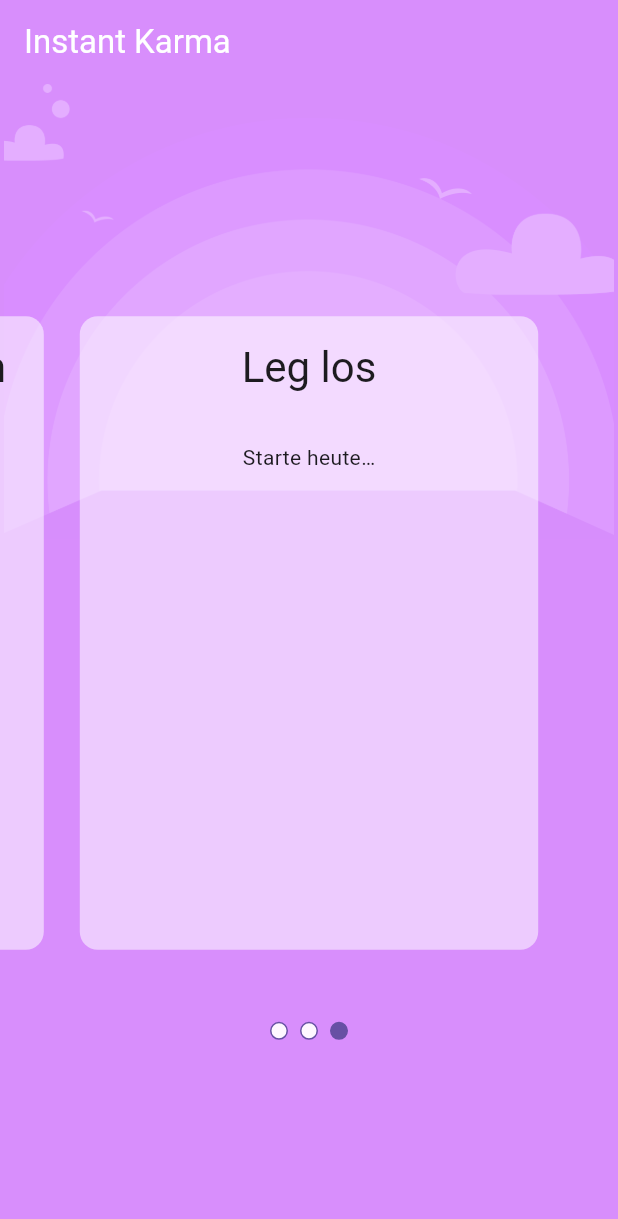
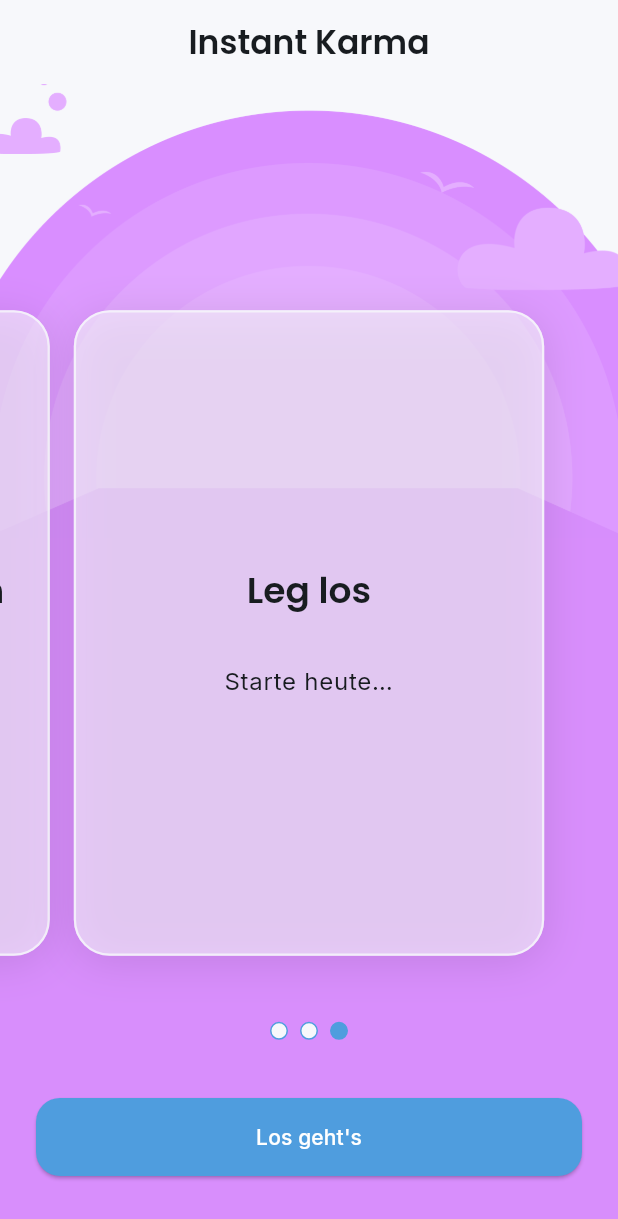
Before and after one commit to mariodrengner/instakarm, a Flutter app: the OnboardingScreen screen opened by its route, swiped to page 3, on a phone screen of 412 x 824 dp. Shown: the top 1219 px of the screen. Run offline on Flutter 3.47's test engine with Material 3 defaults, Android fonts, the light colour scheme and no system bars; our stand-ins replace go_router, google_fonts.

Commit message:
feat(core): setup project structure, theme and navigation
- Establishes the foundational project structure based on the architectural plan (Clean Architecture, Feature-First).
- Implements a centralized AppTheme using Material 3, google_fonts, and custom styles for a consistent UI.
- Sets up declarative routing with go_router, defining initial routes for the start and onboarding screens.
- Refactors existing start and onboarding screens to use the new theme and navigation system.
- Adds a placeholder home screen and a basic widget test to ensure the app is runnable and stable.
- Cleans up planning documentation and removes redundant files.

```diff
--- a/lib/app/app.dart
+++ /dev/null
@@ -1,30 +0,0 @@
-import 'package:flutter/material.dart';
-import 'package:go_router/go_router.dart';
-import 'package:instakarm/features/start/presentation/start_screen.dart';
-import 'package:instakarm/features/onboarding/presentation/onboarding_screen.dart';
-
-class MyApp extends StatelessWidget {
-  MyApp({super.key});
-
-  final _router = GoRouter(
-    initialLocation: '/',
-    routes: [
-      GoRoute(
-        path: '/',
-        builder: (_, _) => const StartScreen(),
-      ),
-      GoRoute(
-        path: '/onboarding',
-        builder: (_, _) => const OnboardingScreen(),
-      ),
-    ],
-  );
-
-  @override
-  Widget build(BuildContext context) {
-    return MaterialApp.router(
-      debugShowCheckedModeBanner: false,
-      routerConfig: _router,
-    );
-  }
-}
--- /dev/null
+++ b/lib/app_shell/app.dart
@@ -0,0 +1,15 @@
+import 'package:flutter/material.dart';
+import 'package:instakarm/app_shell/app_router.dart';
+import 'package:instakarm/core/theme/app_theme.dart';
+
+class App extends StatelessWidget {
+  const App({super.key});
+
+  @override
+  Widget build(BuildContext context) {
+    return MaterialApp.router(
+      theme: AppTheme.lightTheme,
+      routerConfig: AppRouter.router,
+    );
+  }
+}
--- /dev/null
+++ b/lib/app_shell/app_router.dart
@@ -0,0 +1,24 @@
+import 'package:go_router/go_router.dart';
+import 'package:instakarm/features/home/presentation/home_screen.dart';
+import 'package:instakarm/features/onboarding/presentation/onboarding_screen.dart';
+import 'package:instakarm/features/start/presentation/start_screen.dart';
+
+class AppRouter {
+  static final GoRouter router = GoRouter(
+    initialLocation: '/',
+    routes: [
+      GoRoute(
+        path: '/',
+        builder: (context, state) => const StartScreen(),
+      ),
+      GoRoute(
+        path: '/onboarding',
+        builder: (context, state) => const OnboardingScreen(),
+      ),
+      GoRoute(
+        path: '/home',
+        builder: (context, state) => const HomeScreen(),
+      ),
+    ],
+  );
+}
--- /dev/null
+++ b/lib/core/theme/app_theme.dart
@@ -0,0 +1,74 @@
+import 'package:flutter/material.dart';
+import 'package:google_fonts/google_fonts.dart';
+
+class AppTheme {
+  static const Color _primaryColor = Color(0xFF4F9DDE);
+  static const Color _secondaryColor = Color(0xFFA76DFF);
+  static const Color _backgroundColorLight = Color(0xFFF7F8FB);
+  static const Color _errorColor = Color(0xFFF25F5C);
+
+  static ThemeData get lightTheme {
+    final baseTheme = ThemeData.from(
+      colorScheme: ColorScheme.fromSeed(
+        seedColor: _primaryColor,
+        primary: _primaryColor,
+        secondary: _secondaryColor,
+        surface: _backgroundColorLight,
+        error: _errorColor,
+        brightness: Brightness.light,
+      ),
+      useMaterial3: true,
+    );
+
+    return baseTheme.copyWith(
+      textTheme: GoogleFonts.interTextTheme(baseTheme.textTheme).copyWith(
+        displayLarge: GoogleFonts.poppins(fontWeight: FontWeight.bold),
+        displayMedium: GoogleFonts.poppins(fontWeight: FontWeight.bold),
+        displaySmall: GoogleFonts.poppins(fontWeight: FontWeight.bold),
+        headlineLarge: GoogleFonts.poppins(fontWeight: FontWeight.bold),
+        headlineMedium: GoogleFonts.poppins(fontWeight: FontWeight.bold),
+        headlineSmall: GoogleFonts.poppins(fontWeight: FontWeight.w600),
+        titleLarge: GoogleFonts.poppins(fontWeight: FontWeight.w600),
+        titleMedium: GoogleFonts.poppins(fontWeight: FontWeight.w600),
+      ),
+      scaffoldBackgroundColor: _backgroundColorLight,
+      cardTheme: CardThemeData(
+        elevation: 0,
+        margin: const EdgeInsets.all(16),
+        shape: RoundedRectangleBorder(
+          borderRadius: BorderRadius.circular(24),
+        ),
+        clipBehavior: Clip.antiAlias,
+      ),
+      elevatedButtonTheme: ElevatedButtonThemeData(
+        style: ElevatedButton.styleFrom(
+          backgroundColor: _primaryColor,
+          foregroundColor: Colors.white,
+          shape: RoundedRectangleBorder(
+            borderRadius: BorderRadius.circular(16),
+          ),
+          padding: const EdgeInsets.symmetric(horizontal: 24, vertical: 16),
+        ),
+      ),
+    );
+  }
+
+  // Glassmorphism Card Decoration
+  static BoxDecoration glassCardDecoration(BuildContext context) {
+    return BoxDecoration(
+      color: Theme.of(context).colorScheme.surface.withAlpha(150), // Adjusted for a better glass effect
+      borderRadius: BorderRadius.circular(24),
+      border: Border.all(
+        color: Theme.of(context).colorScheme.surface.withAlpha(200),
+        width: 1.5,
+      ),
+      boxShadow: [
+        BoxShadow(
+          color: Colors.black.withOpacity(0.1),
+          blurRadius: 24,
+          offset: const Offset(0, 4),
+        ),
+      ],
+    );
+  }
+}
--- a/lib/features/onboarding/presentation/onboarding_screen.dart
+++ b/lib/features/onboarding/presentation/onboarding_screen.dart
@@ -1,4 +1,5 @@
 import 'package:flutter/material.dart';
+import 'package:go_router/go_router.dart';
 import 'widgets/onboarding_page.dart';
 import 'widgets/page_indicator.dart';
 
@@ -53,19 +54,39 @@ class _OnboardingScreenState extends State<OnboardingScreen> with TickerProvider
 
   @override
   Widget build(BuildContext context) {
+    final bool isLastPage = _currentPageIndex == pages.length - 1;
+
     return Scaffold(
-      backgroundColor: Color.fromRGBO(216, 142, 252, 1),
+      backgroundColor: Theme.of(context).scaffoldBackgroundColor,
       appBar: AppBar(
         backgroundColor: Colors.transparent,
-        title: const Text('Instant Karma'),
-        foregroundColor: Colors.white,
+        elevation: 0,
+        centerTitle: true,
+        title: Text(
+          'Instant Karma',
+          style: Theme.of(context).textTheme.titleLarge?.copyWith(
+                color: Theme.of(context).colorScheme.onSurface,
+              ),
+        ),
+        foregroundColor: Theme.of(context).colorScheme.onSurface,
+        actions: [
+          if (!isLastPage)
+            TextButton(
+              onPressed: () {
+                _pageViewController.jumpToPage(pages.length - 1);
+              },
+              child: const Text('Überspringen'),
+            ),
+        ],
       ),
       body: Stack(
+        alignment: Alignment.center,
         children: [
           Image.asset(
             'assets/images/bg/onboarding.png',
             width: double.infinity,
             height: double.infinity,
+            fit: BoxFit.cover,
           ),
           Column(
             mainAxisAlignment: MainAxisAlignment.center,
@@ -87,9 +108,27 @@ class _OnboardingScreenState extends State<OnboardingScreen> with TickerProvider
               PageIndicator(
                 tabController: _tabController,
                 currentPageIndex: _currentPageIndex,
+              ),
+            ],
+          ),
+          Positioned(
+            bottom: 40,
+            left: 24,
+            right: 24,
+            child: ElevatedButton(
+              onPressed: () {
+                if (isLastPage) {
+                  context.go('/home');
+                } else {
+                  _pageViewController.nextPage(
+                    duration: const Duration(milliseconds: 300),
+                    curve: Curves.easeInOut,
+                  );
+                }
+              },
+              child: Text(isLastPage ? 'Los geht\'s' : 'Weiter'),
             ),
-          ],
-          ),
+          )
         ],
       ),
     );
--- a/lib/features/onboarding/presentation/widgets/onboarding_page.dart
+++ b/lib/features/onboarding/presentation/widgets/onboarding_page.dart
@@ -1,23 +1,30 @@
 import 'package:flutter/material.dart';
+import 'package:instakarm/core/theme/app_theme.dart';
 
 class OnboardingPage extends StatelessWidget {
   final String title;
   final String text;
   final String image;
 
-  const OnboardingPage({super.key, required this.title, required this.text, this.image = ''});
+  const OnboardingPage(
+      {super.key, required this.title, required this.text, this.image = ''});
 
   @override
   Widget build(BuildContext context) {
-    return Card(
-      color: Colors.white54,
-      shadowColor: Colors.transparent,
-      elevation: 0,
+    return Container(
+      decoration: AppTheme.glassCardDecoration(context),
       child: Column(
+        mainAxisAlignment: MainAxisAlignment.center,
         children: [
           Padding(
             padding: const EdgeInsets.all(16.0),
-            child: Text(title, style: Theme.of(context).textTheme.headlineMedium),
+            child: Text(
+              title,
+              style: Theme.of(context).textTheme.headlineSmall?.copyWith(
+                    color: Theme.of(context).colorScheme.onSurface,
+                  ),
+              textAlign: TextAlign.center,
+            ),
           ),
           if (image != '')
             Padding(
@@ -26,7 +33,15 @@ class OnboardingPage extends StatelessWidget {
             ),
           Padding(
             padding: const EdgeInsets.all(16.0),
-            child: Center(child: Text(text)),
+            child: Center(
+              child: Text(
+                text,
+                style: Theme.of(context).textTheme.bodyLarge?.copyWith(
+                      color: Theme.of(context).colorScheme.onSurface,
+                    ),
+                textAlign: TextAlign.center,
+              ),
+            ),
           ),
         ],
       ),
--- a/lib/main.dart
+++ b/lib/main.dart
@@ -1,6 +1,6 @@
 import 'package:flutter/material.dart';
-import 'package:instakarm/app/app.dart';
+import 'package:instakarm/app_shell/app.dart';
 
 void main() {
-  runApp(MyApp());
+  runApp(const App());
 }
--- a/pubspec.yaml
+++ b/pubspec.yaml
@@ -34,7 +34,8 @@ dependencies:
   # The following adds the Cupertino Icons font to your application.
   # Use with the CupertinoIcons class for iOS style icons.
   cupertino_icons: ^1.0.8
-  go_router: ^16.2.1
+  go_router: ^16.2.4
+  google_fonts: ^6.3.2
 
 dev_dependencies:
   flutter_test:
```
Also changed, not shown: lib/features/home/presentation/home_screen.dart (added, +17 -0 lines), lib/features/start/presentation/start_screen.dart (+49 -13 lines), pubspec.lock, 11 other files.
